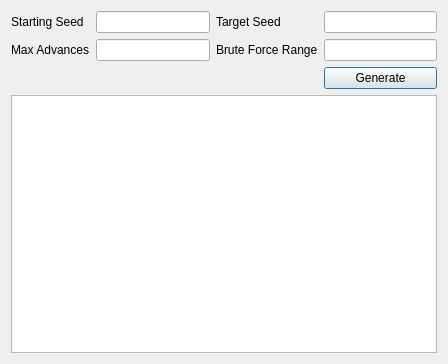
The window that Form/Gen3/Tools/JirachiAdvancer.ui (Admiral-Fish/PokeFinder) describes before a commit, drawn with Qt 5.
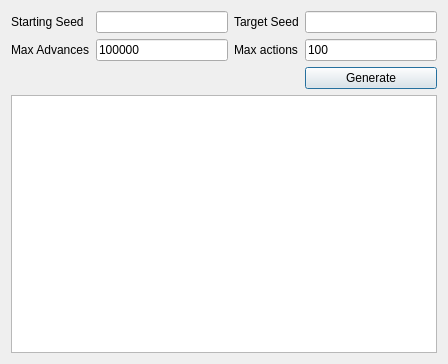
The same window after the commit. Custom widgets are drawn as their Qt base class.

Commit message: Optimize Jirachi pattern with A*

```diff
--- a/Form/Gen3/Tools/JirachiAdvancer.ui
+++ b/Form/Gen3/Tools/JirachiAdvancer.ui
@@ -42,17 +42,25 @@
     </widget>
    </item>
    <item row="1" column="1">
-    <widget class="TextBox" name="textBoxMaxAdvances"/>
+    <widget class="TextBox" name="textBoxMaxAdvances">
+     <property name="text">
+      <string notr="true">100000</string>
+     </property>
+    </widget>
    </item>
    <item row="1" column="2">
     <widget class="QLabel" name="labelBruteForceRange">
      <property name="text">
-      <string>Brute Force Range</string>
+      <string>Max actions</string>
      </property>
     </widget>
    </item>
    <item row="1" column="3">
-    <widget class="TextBox" name="textBoxBruteForceRange"/>
+    <widget class="TextBox" name="textBoxMaxActions">
+     <property name="text">
+      <string notr="true">100</string>
+     </property>
+    </widget>
    </item>
    <item row="2" column="3">
     <widget class="QPushButton" name="pushButtonGenerate">
```
Left out of the diff: 2 changed lines with no effect on the pictures. The commit also changes 5 other files.
